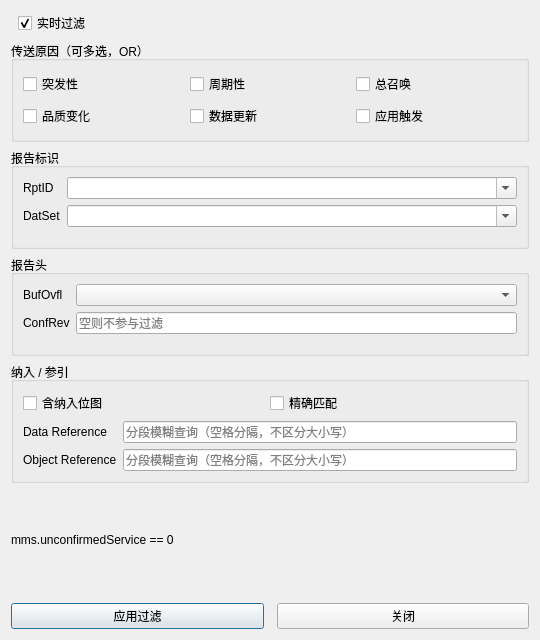
Old version of the form ui/qt/mms_report_filter_dialog.ui in the repository marshalyyx2000/wireshark.
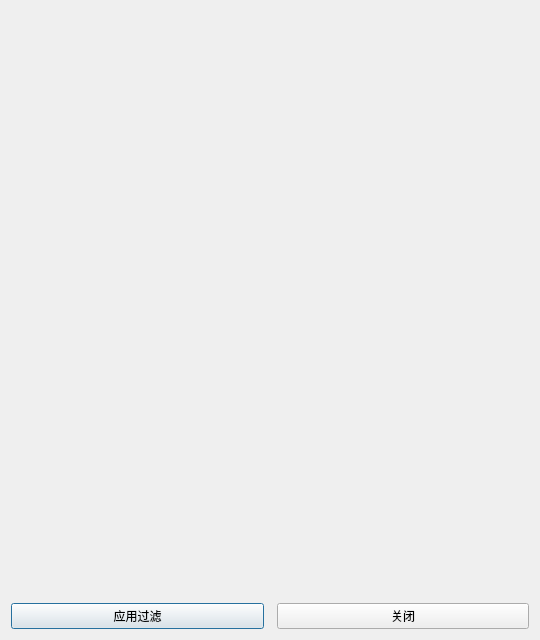
New version of the form.

Commit message:
Embed MMS report filtering in IP classify dialog for Binyao 0.10.3.
Extract a shared report filter widget, combine IP and report criteria in one dialog, simplify the report filter layout, and tighten the default window sizing.

Diff of the .ui file:
```diff
--- a/ui/qt/mms_report_filter_dialog.ui
+++ b/ui/qt/mms_report_filter_dialog.ui
@@ -15,240 +15,7 @@
   </property>
   <layout class="QVBoxLayout" name="verticalLayout">
    <item>
-    <layout class="QHBoxLayout" name="realtimeLayout">
-     <item>
-      <spacer name="realtimeSpacer">
-       <property name="orientation">
-        <enum>Qt::Orientation::Horizontal</enum>
-       </property>
-      </spacer>
-     </item>
-     <item>
-      <widget class="QCheckBox" name="realtimeFilterCheck">
-       <property name="text">
-        <string>实时过滤</string>
-       </property>
-       <property name="checked">
-        <bool>true</bool>
-       </property>
-      </widget>
-     </item>
-    </layout>
-   </item>
-   <item>
-    <widget class="QGroupBox" name="reasonGroup">
-     <property name="title">
-      <string>传送原因（可多选，OR）</string>
-     </property>
-     <layout class="QGridLayout" name="reasonLayout">
-      <item row="0" column="0">
-       <widget class="QCheckBox" name="reasonDataChange">
-        <property name="text">
-         <string>突发性</string>
-        </property>
-       </widget>
-      </item>
-      <item row="0" column="1">
-       <widget class="QCheckBox" name="reasonIntegrity">
-        <property name="text">
-         <string>周期性</string>
-        </property>
-       </widget>
-      </item>
-      <item row="0" column="2">
-       <widget class="QCheckBox" name="reasonGi">
-        <property name="text">
-         <string>总召唤</string>
-        </property>
-       </widget>
-      </item>
-      <item row="1" column="0">
-       <widget class="QCheckBox" name="reasonQuality">
-        <property name="text">
-         <string>品质变化</string>
-        </property>
-       </widget>
-      </item>
-      <item row="1" column="1">
-       <widget class="QCheckBox" name="reasonUpdate">
-        <property name="text">
-         <string>数据更新</string>
-        </property>
-       </widget>
-      </item>
-      <item row="1" column="2">
-       <widget class="QCheckBox" name="reasonApp">
-        <property name="text">
-         <string>应用触发</string>
-        </property>
-       </widget>
-      </item>
-     </layout>
-    </widget>
-   </item>
-   <item>
-    <widget class="QGroupBox" name="idGroup">
-     <property name="title">
-      <string>报告标识</string>
-     </property>
-     <layout class="QFormLayout" name="idLayout">
-      <item row="0" column="0">
-       <widget class="QLabel" name="rptidLabel">
-        <property name="text">
-         <string>RptID</string>
-        </property>
-       </widget>
-      </item>
-      <item row="0" column="1">
-       <widget class="QComboBox" name="rptidCombo">
-        <property name="editable">
-         <bool>true</bool>
-        </property>
-        <property name="insertPolicy">
-         <enum>QComboBox::InsertPolicy::NoInsert</enum>
-        </property>
-       </widget>
-      </item>
-      <item row="1" column="0">
-       <widget class="QLabel" name="datsetLabel">
-        <property name="text">
-         <string>DatSet</string>
-        </property>
-       </widget>
-      </item>
-      <item row="1" column="1">
-       <widget class="QComboBox" name="datsetCombo">
-        <property name="editable">
-         <bool>true</bool>
-        </property>
-        <property name="insertPolicy">
-         <enum>QComboBox::InsertPolicy::NoInsert</enum>
-        </property>
-       </widget>
-      </item>
-     </layout>
-    </widget>
-   </item>
-   <item>
-    <widget class="QGroupBox" name="headerGroup">
-     <property name="title">
-      <string>报告头</string>
-     </property>
-     <layout class="QFormLayout" name="headerLayout">
-      <item row="0" column="0">
-       <widget class="QLabel" name="bufovflLabel">
-        <property name="text">
-         <string>BufOvfl</string>
-        </property>
-       </widget>
-      </item>
-      <item row="0" column="1">
-       <widget class="QComboBox" name="bufovflCombo"/>
-      </item>
-      <item row="1" column="0">
-       <widget class="QLabel" name="confrevLabel">
-        <property name="text">
-         <string>ConfRev</string>
-        </property>
-       </widget>
-      </item>
-      <item row="1" column="1">
-       <widget class="QLineEdit" name="confrevEdit">
-        <property name="placeholderText">
-         <string>空则不参与过滤</string>
-        </property>
-        <property name="clearButtonEnabled">
-         <bool>true</bool>
-        </property>
-       </widget>
-      </item>
-     </layout>
-    </widget>
-   </item>
-   <item>
-    <widget class="QGroupBox" name="inclGroup">
-     <property name="title">
-      <string>纳入 / 参引</string>
-     </property>
-     <layout class="QFormLayout" name="inclLayout">
-      <item row="0" column="0" colspan="2">
-       <layout class="QHBoxLayout" name="inclCheckboxLayout">
-        <item>
-         <widget class="QCheckBox" name="hasInclusion">
-          <property name="text">
-           <string>含纳入位图</string>
-          </property>
-         </widget>
-        </item>
-        <item>
-         <widget class="QCheckBox" name="exactRefMatchCheck">
-          <property name="text">
-           <string>精确匹配</string>
-          </property>
-         </widget>
-        </item>
-        <item>
-         <spacer name="inclCheckboxSpacer">
-          <property name="orientation">
-           <enum>Qt::Orientation::Horizontal</enum>
-          </property>
-         </spacer>
-        </item>
-       </layout>
-      </item>
-      <item row="1" column="0">
-       <widget class="QLabel" name="dataRefLabel">
-        <property name="text">
-         <string>Data Reference</string>
-        </property>
-       </widget>
-      </item>
-      <item row="1" column="1">
-       <widget class="QLineEdit" name="dataRefEdit">
-        <property name="placeholderText">
-         <string>分段模糊查询（空格分隔，不区分大小写）</string>
-        </property>
-        <property name="clearButtonEnabled">
-         <bool>true</bool>
-        </property>
-       </widget>
-      </item>
-      <item row="2" column="0">
-       <widget class="QLabel" name="objRefLabel">
-        <property name="text">
-         <string>Object Reference</string>
-        </property>
-       </widget>
-      </item>
-      <item row="2" column="1">
-       <widget class="QLineEdit" name="objRefEdit">
-        <property name="placeholderText">
-         <string>分段模糊查询（空格分隔，不区分大小写）</string>
-        </property>
-        <property name="clearButtonEnabled">
-         <bool>true</bool>
-        </property>
-       </widget>
-      </item>
-     </layout>
-    </widget>
-   </item>
-   <item>
-    <widget class="QLabel" name="previewLabel">
-     <property name="wordWrap">
-      <bool>true</bool>
-     </property>
-     <property name="text">
-      <string>mms.unconfirmedService == 0</string>
-     </property>
-    </widget>
-   </item>
-   <item>
-    <spacer name="verticalSpacer">
-     <property name="orientation">
-      <enum>Qt::Orientation::Vertical</enum>
-     </property>
-    </spacer>
+    <widget class="QWidget" name="filterContainer" native="true"/>
    </item>
    <item>
     <layout class="QHBoxLayout" name="buttonLayout">
```
The commit also changes 11 other files.
